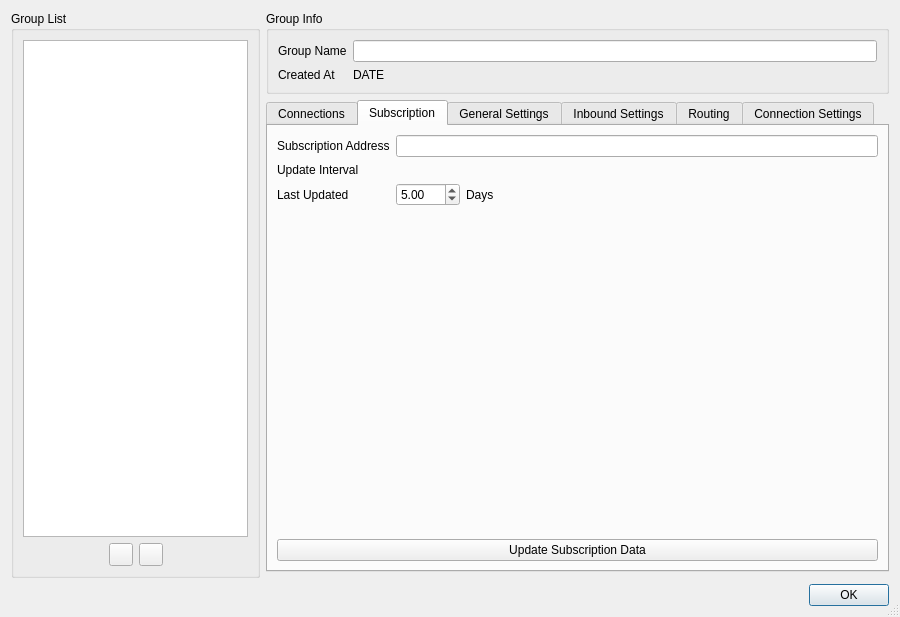
First picture: the form in src/ui/w_GroupManager.ui, repository Qv2ray/Qv2ray, before the edit.
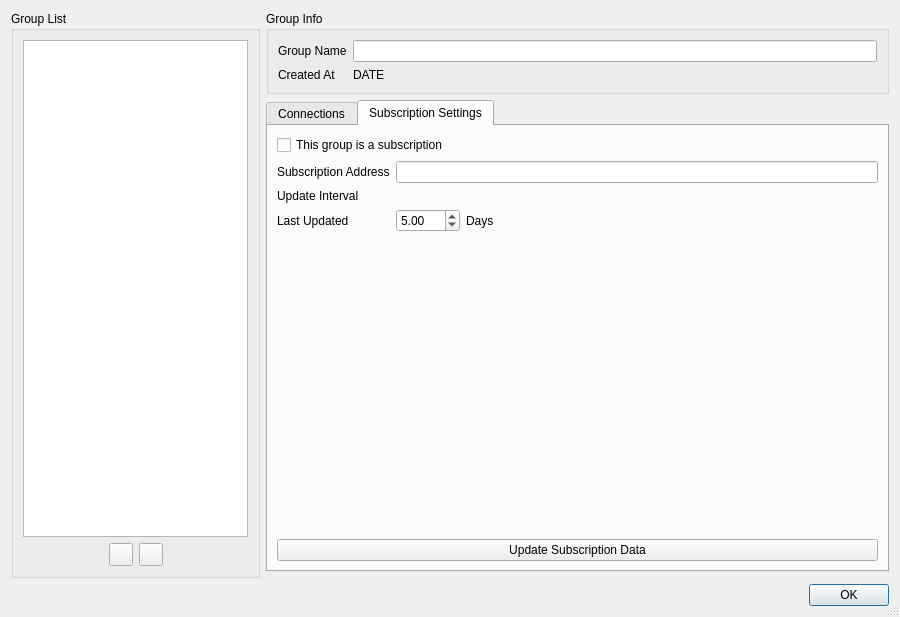
Second picture: the form after the edit. The open tabs and pages were chosen to show the change. Icons and pictures are not drawn.

Commit message: add: basic group manager without subscription feature

What changed in the file:
```diff
--- a/src/ui/w_GroupManager.ui
+++ b/src/ui/w_GroupManager.ui
@@ -27,7 +27,7 @@
   </property>
   <layout class="QGridLayout" name="gridLayout" columnstretch="2,5">
    <item row="0" column="1">
-    <widget class="QGroupBox" name="groupBox_2">
+    <widget class="QGroupBox" name="groupInfoGroupBox">
      <property name="title">
       <string>Group Info</string>
      </property>
@@ -66,27 +66,13 @@
      </property>
      <layout class="QVBoxLayout" name="verticalLayout_3">
       <item>
-       <widget class="QTreeWidget" name="groupList">
+       <widget class="QListWidget" name="groupList">
         <property name="selectionMode">
          <enum>QAbstractItemView::SingleSelection</enum>
         </property>
         <property name="selectionBehavior">
          <enum>QAbstractItemView::SelectRows</enum>
         </property>
-        <property name="rootIsDecorated">
-         <bool>false</bool>
-        </property>
-        <property name="uniformRowHeights">
-         <bool>false</bool>
-        </property>
-        <property name="headerHidden">
-         <bool>true</bool>
-        </property>
-        <column>
-         <property name="text">
-          <string notr="true">1</string>
-         </property>
-        </column>
        </widget>
       </item>
       <item>
@@ -105,7 +91,7 @@
          </spacer>
         </item>
         <item>
-         <widget class="QToolButton" name="addSubsButton">
+         <widget class="QToolButton" name="addGroupButton">
           <property name="sizePolicy">
            <sizepolicy hsizetype="Fixed" vsizetype="Fixed">
             <horstretch>0</horstretch>
@@ -125,7 +111,7 @@
          </widget>
         </item>
         <item>
-         <widget class="QToolButton" name="removeSubsButton">
+         <widget class="QToolButton" name="removeGroupButton">
           <property name="sizePolicy">
            <sizepolicy hsizetype="Fixed" vsizetype="Fixed">
             <horstretch>0</horstretch>
@@ -198,9 +184,15 @@
        </item>
        <item row="0" column="0" colspan="2">
         <widget class="QListWidget" name="connectionsList">
+         <property name="contextMenuPolicy">
+          <enum>Qt::CustomContextMenu</enum>
+         </property>
          <property name="editTriggers">
           <set>QAbstractItemView::NoEditTriggers</set>
          </property>
+         <property name="selectionMode">
+          <enum>QAbstractItemView::MultiSelection</enum>
+         </property>
          <property name="resizeMode">
           <enum>QListView::Adjust</enum>
          </property>
@@ -210,41 +202,41 @@
      </widget>
      <widget class="QWidget" name="tab_2">
       <attribute name="title">
-       <string>Subscription</string>
+       <string>Subscription Settings</string>
       </attribute>
       <layout class="QFormLayout" name="formLayout">
-       <item row="0" column="0">
+       <item row="1" column="0">
         <widget class="QLabel" name="label_2">
          <property name="text">
           <string>Subscription Address</string>
          </property>
         </widget>
        </item>
-       <item row="0" column="1">
+       <item row="1" column="1">
         <widget class="QLineEdit" name="subAddrTxt"/>
        </item>
-       <item row="1" column="0">
+       <item row="2" column="0">
         <widget class="QLabel" name="label_3">
          <property name="text">
           <string>Update Interval</string>
          </property>
         </widget>
        </item>
-       <item row="1" column="1">
+       <item row="2" column="1">
         <widget class="QLabel" name="lastUpdatedLabel">
          <property name="text">
           <string/>
          </property>
         </widget>
        </item>
-       <item row="2" column="0">
+       <item row="3" column="0">
         <widget class="QLabel" name="label_6">
          <property name="text">
           <string>Last Updated</string>
          </property>
         </widget>
        </item>
-       <item row="2" column="1">
+       <item row="3" column="1">
         <layout class="QHBoxLayout" name="horizontalLayout_3">
          <item>
           <widget class="QDoubleSpinBox" name="updateIntervalSB">
@@ -281,14 +273,14 @@
          </item>
         </layout>
        </item>
-       <item row="4" column="0" colspan="2">
+       <item row="5" column="0" colspan="2">
         <widget class="QPushButton" name="updateButton">
          <property name="text">
           <string>Update Subscription Data</string>
          </property>
         </widget>
        </item>
-       <item row="3" column="0" colspan="2">
+       <item row="4" column="0" colspan="2">
         <spacer name="verticalSpacer">
          <property name="orientation">
           <enum>Qt::Vertical</enum>
@@ -301,28 +293,15 @@
          </property>
         </spacer>
        </item>
+       <item row="0" column="0" colspan="2">
+        <widget class="QCheckBox" name="groupIsSubscriptionCB">
+         <property name="text">
+          <string>This group is a subscription</string>
+         </property>
+        </widget>
+       </item>
       </layout>
      </widget>
-     <widget class="QWidget" name="tab_5">
-      <attribute name="title">
-       <string>General Settings</string>
-      </attribute>
-     </widget>
-     <widget class="QWidget" name="tab_3">
-      <attribute name="title">
-       <string>Inbound Settings</string>
-      </attribute>
-     </widget>
-     <widget class="QWidget" name="tab_6">
-      <attribute name="title">
-       <string>Routing</string>
-      </attribute>
-     </widget>
-     <widget class="QWidget" name="tab_4">
-      <attribute name="title">
-       <string>Connection Settings</string>
-      </attribute>
-     </widget>
     </widget>
    </item>
   </layout>
```
Left out of the diff: 4 changed lines with no effect on the pictures. The commit also changes 13 other files.
